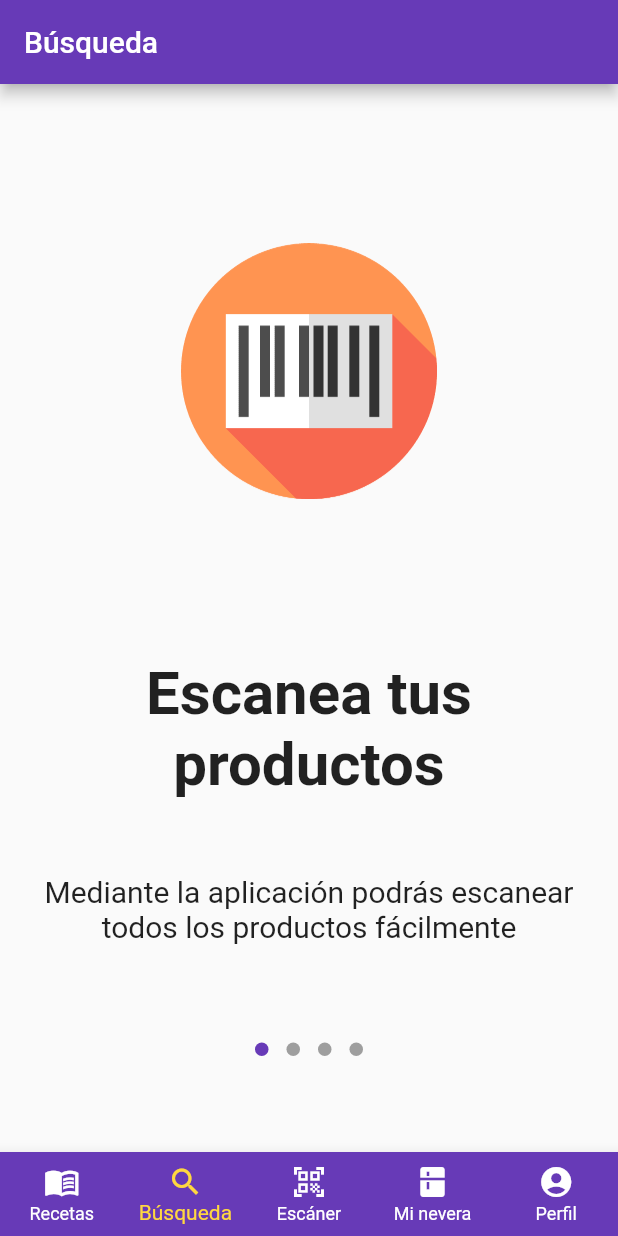
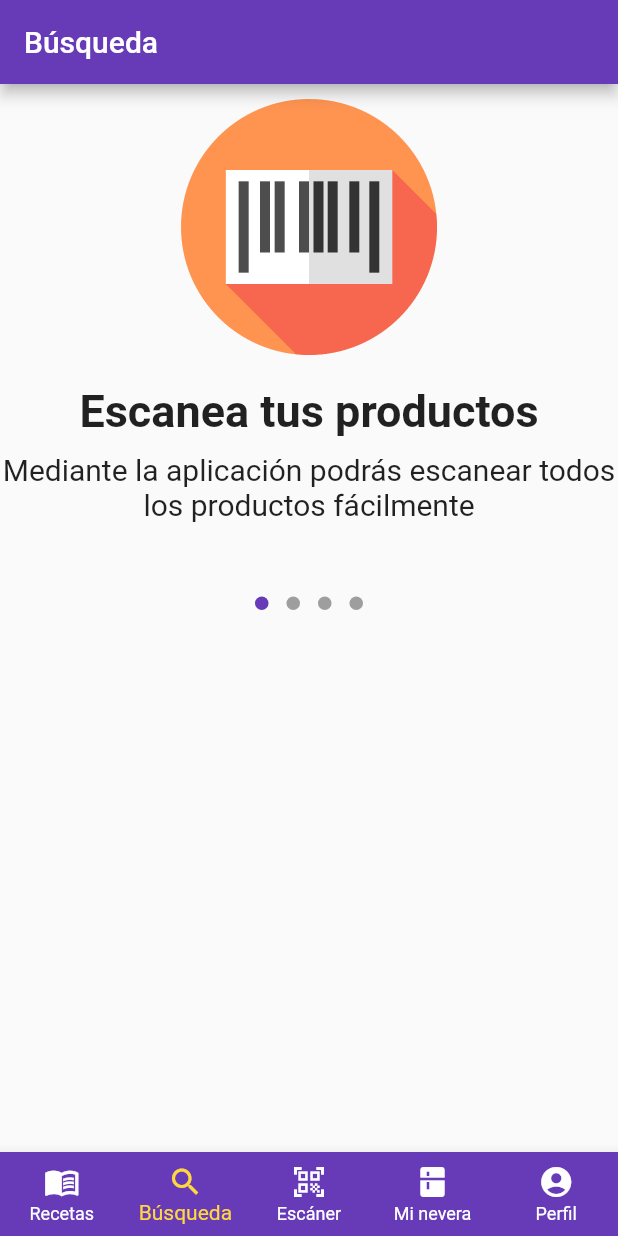
Before and after one commit to jdmac94/CartRecipe, a Flutter app: the screen it shows after launch, item 2 of the bottom bar chosen, on a phone screen of 412 x 824 dp. Run offline on Flutter 3.47's test engine with Material 2 defaults, Android fonts, the phone set to English and light mode, and no system bars; drawn by our look-alikes of dots_indicator; our stand-ins replace flutter_rating_bar, flutter_speed_dial, shared_preferences; missing offline and left inert: flutter_barcode_scanner; network calls fail.

Commit message:
TutorialScreen Changes

```diff
--- a/cartrecipe/lib/screens/tutorial/tutorial_screen.dart
+++ b/cartrecipe/lib/screens/tutorial/tutorial_screen.dart
@@ -20,10 +20,7 @@ class _TutorialScreenState extends State<TutorialScreen> {
   @override
   Widget build(BuildContext context) {
     return Scaffold(
-        body: Column(
-      children: [
-        Expanded(
-          child: PageView.builder(
+      body: PageView.builder(
           pageSnapping: true,
           controller: pageController,
           onPageChanged: (index) {
@@ -34,28 +31,32 @@ class _TutorialScreenState extends State<TutorialScreen> {
           },
           itemCount: listPages.length,
           itemBuilder: (context, index) {
-                return Container(
-                  decoration: BoxDecoration(
-                    image: DecorationImage(
-                        image: AssetImage(listPages[index].imagePath),
+            return Column(
+              children: [
+                Align(
+                  alignment: Alignment.topCenter,
+                  child: Padding(
+                    padding: const EdgeInsets.only(top: 10),
+                    child: new Image.asset(listPages[pageChangedInt].imagePath,
                         scale: 3),
                   ),
-                );
-              }),
                 ),
-        Padding(
-          padding: const EdgeInsets.only(bottom: 50, left: 20, right: 20),
+                Center(
+                  child: Padding(
+                    padding: const EdgeInsets.only(top: 20),
                     child: Text(
                       listPages[pageChangedInt].title,
                       style: TextStyle(
-              fontSize: 40,
+                        fontSize: 30,
                         fontWeight: FontWeight.bold,
                       ),
                       textAlign: TextAlign.center,
                     ),
                   ),
-        Padding(
-          padding: const EdgeInsets.only(bottom: 60, left: 20, right: 20),
+                ),
+                Center(
+                  child: Padding(
+                    padding: const EdgeInsets.only(top: 10, bottom: 40),
                     child: Text(
                       listPages[pageChangedInt].subtitle,
                       style: TextStyle(
@@ -64,18 +65,42 @@ class _TutorialScreenState extends State<TutorialScreen> {
                       textAlign: TextAlign.center,
                     ),
                   ),
-        Padding(
-          padding: const EdgeInsets.only(bottom: 10),
+                ),
+                Align(
+                    //Este es para alinear bien todos losPageview
+                    alignment: Alignment.bottomCenter,
+                    child: Padding(
+                      padding: const EdgeInsets.all(2.0),
+                      child: Visibility(
+                          visible: pageChangedInt == 3,
+                          child: SizedBox(
+                            height: 22,
+                            //child: Text("hola"),
+                          )),
+                    )),
+                Align(
+                  alignment: Alignment.bottomCenter,
+                  child: Padding(
+                    padding: const EdgeInsets.only(top: 0, bottom: 13),
                     child: DotsIndicator(
                       dotsCount: listPages.length,
                       position: pageChangedDouble,
                     ),
                   ),
-        Container(
+                ),
+                Align(
+                  alignment: Alignment.bottomCenter,
+                  child: Padding(
+                    padding: const EdgeInsets.only(top: 10),
+                    child: Container(
                       child: buildButton(pageChangedInt),
                     ),
+                  ),
+                ),
               ],
-    ));
+            );
+          }),
+    );
   }
 
   Widget buildButton(pageChangedInt) {
@@ -92,14 +117,5 @@ class _TutorialScreenState extends State<TutorialScreen> {
                   builder: (context) => new TabsScreen(0),
                 ),
                 (r) => false)));
-
-    //  else {
-    //   return Visibility(
-    //   visible: pageChangedInt<3,
-    //   child:ElevatedButton(
-    //     child: Text('Adelante'),
-    //     onPressed: () => pageChangedInt++,
-    //   ));
-    // }
   }
 }
```
Lines whose indentation alone changed are shown as unchanged.
